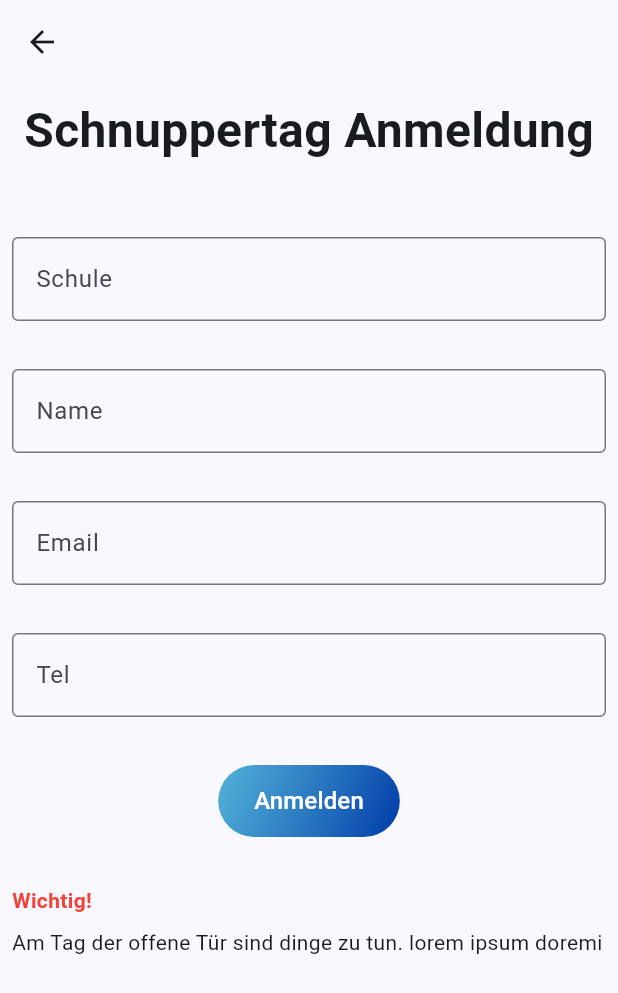
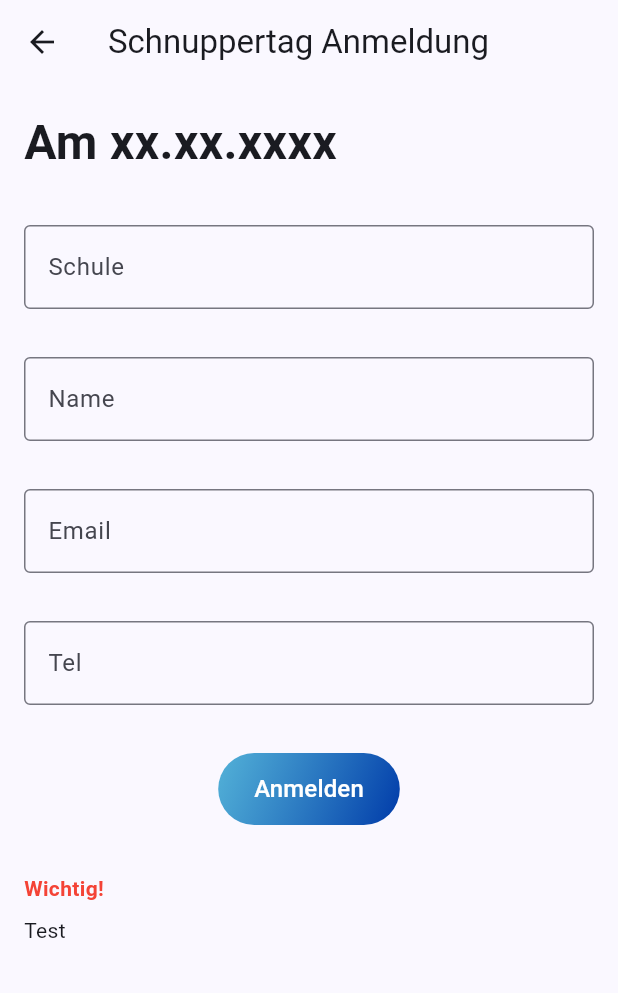
Before and after one commit to HTL-Grieskirchen-Schueler/TdoT-App, a Flutter app: the screen it shows after launch, after a tap on "Anmelden", on a phone screen of 412 x 824 dp. Shown: the top 993 px of the screen. Run offline on Flutter 3.47's test engine with Material 3 defaults, Android fonts, the phone set to English and light mode, and no system bars; our stand-ins replace dio, flutter_bloc, flutter_dotenv, flutter_svg, flutter_svg_provider, fluttertoast and 2 more; network calls fail.

Commit message:
i hau di wannst des mochst -Stefan

```diff
--- a/lib/blocs/trial_day_registration/trial_day_registration.bloc.dart
+++ b/lib/blocs/trial_day_registration/trial_day_registration.bloc.dart
@@ -10,7 +10,6 @@ class TrialDayRegistrationBloc
     extends Bloc<TrialDayRegistrationEvent, TrialDayRegistrationState> {
   final TrialDayRepository _repository = TrialDayRepository();
 
-  @override
   TrialDayRegistrationBloc() : super(const TrialDayRegistrationInitialState()) {
     on<InitializeEvent>(_onInitialize);
     on<RegisterEvent>(_onRegisterForTrialDay);
@@ -18,17 +17,25 @@ class TrialDayRegistrationBloc
 
   void _onInitialize(
       InitializeEvent event, Emitter<TrialDayRegistrationState> emit) async {
-    emit(const TrialDayRegistrationInitializedState());
+    try {
+      final infoText = await _repository.getTrialDayInfo();
+      emit(TrialDayRegistrationInitializedState(infoText));
+    } catch (error) {
+      emit(TrialDayRegistrationLoadingErrorState(
+          error.toString().substring(11)));
+    }
   }
 
   void _onRegisterForTrialDay(
       RegisterEvent event, Emitter<TrialDayRegistrationState> emit) async {
+    final infoText = state.infoText;
+
     try {
       await _repository.registerForTrialDay(event.registration);
-      emit(const TrialDayRegistrationSuccessState());
+      emit(TrialDayRegistrationSuccessState(infoText));
     } catch (error) {
       emit(TrialDayRegistrationFailureState(
-          error.toString().substring(11))); // substring to remove "Exception: "
+          error.toString().substring(11), infoText));
     }
   }
 }
--- a/lib/blocs/trial_day_registration/trial_day_registration.state.dart
+++ b/lib/blocs/trial_day_registration/trial_day_registration.state.dart
@@ -1,29 +1,34 @@
 part of 'trial_day_registration.bloc.dart';
 
 abstract class TrialDayRegistrationState {
-  const TrialDayRegistrationState();
+  final String infoText;
+
+  const TrialDayRegistrationState({this.infoText = ''});
 }
 
 class TrialDayRegistrationInitialState extends TrialDayRegistrationState {
-  const TrialDayRegistrationInitialState();
+  const TrialDayRegistrationInitialState() : super();
 }
 
 class TrialDayRegistrationInitializedState extends TrialDayRegistrationState {
-  const TrialDayRegistrationInitializedState();
+  const TrialDayRegistrationInitializedState(String infoText)
+      : super(infoText: infoText);
 }
 
 class TrialDayRegistrationSuccessState extends TrialDayRegistrationState {
-  const TrialDayRegistrationSuccessState();
+  const TrialDayRegistrationSuccessState(String infoText)
+      : super(infoText: infoText);
 }
 
 class TrialDayRegistrationFailureState extends TrialDayRegistrationState {
   final String errorMessage;
 
-  const TrialDayRegistrationFailureState(this.errorMessage);
+  const TrialDayRegistrationFailureState(this.errorMessage, String infoText)
+      : super(infoText: infoText);
 }
 
 class TrialDayRegistrationLoadingErrorState extends TrialDayRegistrationState {
   final String errorMessage;
 
-  const TrialDayRegistrationLoadingErrorState(this.errorMessage);
+  const TrialDayRegistrationLoadingErrorState(this.errorMessage) : super();
 }
--- a/lib/screens/trial_day_registration.dart
+++ b/lib/screens/trial_day_registration.dart
@@ -25,7 +25,9 @@ class TrialDayRegistrationScreen extends StatelessWidget {
     return BlocProvider(
       create: (context) => TrialDayRegistrationBloc()..add(InitializeEvent()),
       child: Scaffold(
-        appBar: AppBar(),
+        appBar: AppBar(
+          title: const Text("Schnuppertag Anmeldung"),
+        ),
         body: BlocListener<TrialDayRegistrationBloc, TrialDayRegistrationState>(
           listener: (context, state) {
             if (state is TrialDayRegistrationSuccessState) {
@@ -43,7 +45,7 @@ class TrialDayRegistrationScreen extends StatelessWidget {
               if (state is TrialDayRegistrationInitializedState ||
                   state is TrialDayRegistrationSuccessState ||
                   state is TrialDayRegistrationFailureState) {
-                return const RegistrationForm();
+                return RegistrationForm(infoText: state.infoText);
               } else {
                 return const Center(child: CircularProgressIndicator());
               }
--- a/lib/widgets/registration_form.dart
+++ b/lib/widgets/registration_form.dart
@@ -6,7 +6,9 @@ import '../blocs/trial_day_registration/trial_day_registration.bloc.dart';
 import '../models/trial_day_registration.model.dart';
 
 class RegistrationForm extends StatefulWidget {
-  const RegistrationForm({super.key});
+  final String infoText;
+
+  const RegistrationForm({super.key, required this.infoText});
 
   @override
   RegistrationFormState createState() => RegistrationFormState();
@@ -70,17 +72,20 @@ class RegistrationFormState extends State<RegistrationForm> {
   @override
   Widget build(BuildContext context) {
     return SingleChildScrollView(
-      padding: const EdgeInsets.all(8.0),
+      padding: const EdgeInsets.all(16.0),
       child: Column(
         children: [
-          const Text(
-            "Schnuppertag Anmeldung",
-            style: TextStyle(
-              fontSize: 32.0,
-              fontWeight: FontWeight.bold,
+          const Align(
+            alignment: Alignment.centerLeft,
+            child: Text(
+              "Am xx.xx.xxxx",
+              style: TextStyle(
+                fontSize: 32.0,
+                fontWeight: FontWeight.bold,
+              ),
             ),
           ),
-          const SizedBox(height: 32.0),
+          const SizedBox(height: 16.0),
           Form(
             key: _formKey,
             child: Column(
@@ -137,19 +142,20 @@ class RegistrationFormState extends State<RegistrationForm> {
           ),
           Container(
             padding: const EdgeInsets.only(top: 32.0),
-            child: const Column(
+            alignment: Alignment.centerLeft,
+            child: Column(
               crossAxisAlignment: CrossAxisAlignment.start,
               children: [
-                Text(
+                const Text(
                   "Wichtig!",
                   style: TextStyle(
                     fontWeight: FontWeight.bold,
                     color: Colors.red,
                   ),
                 ),
-                SizedBox(height: 8.0), // Add some space between the texts
+                const SizedBox(height: 8.0),
                 Text(
-                  "Am Tag der offene Tür sind dinge zu tun. lorem ipsum doremi ",
+                  widget.infoText,
                 ),
               ],
             ),
```
Also changed, not shown: lib/resources/trial_day_repository.dart (+27 -8 lines).
